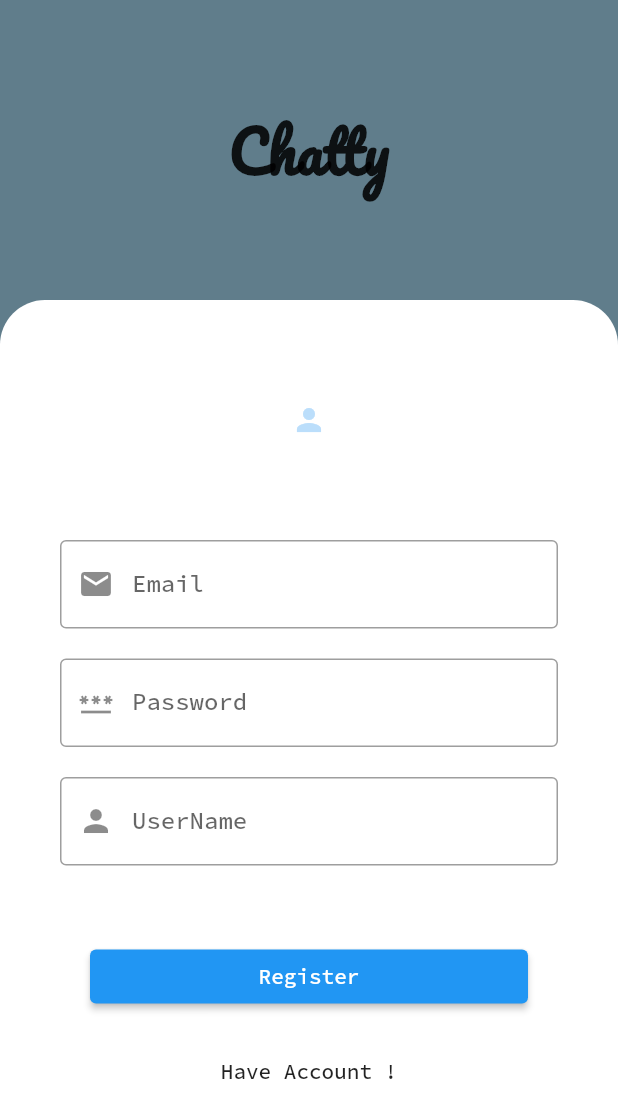
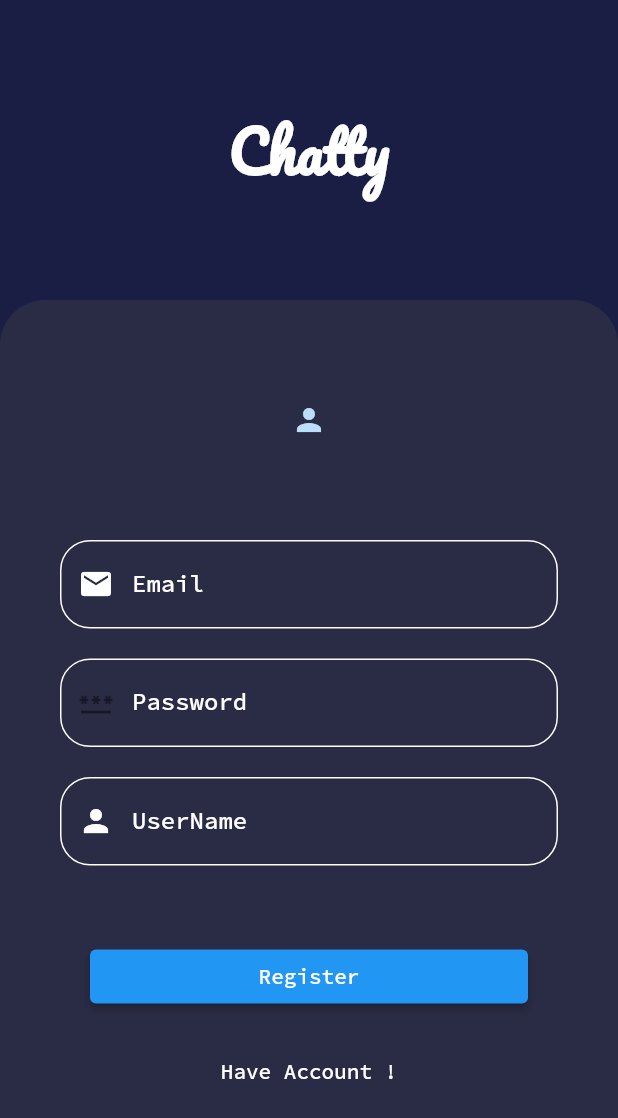
Before and after one commit to Dallasson/chatApp, a Flutter app: the screen it shows after launch, after a tap on "No Account!", on a phone screen of 412 x 824 dp. Shown: the top 1118 px of the screen. Run offline on Flutter 3.47's test engine with Material 2 defaults, Android fonts, the phone set to English and light mode, and no system bars; our stand-ins replace firebase_auth, firebase_core, firebase_database, firebase_storage, flutter_local_notifications, fluttertoast and 1 more; accounts and stored records are empty.

Commit message:
chatty app

```diff
--- a/lib/chat/friends.dart
+++ b/lib/chat/friends.dart
@@ -27,9 +27,9 @@ class _FriendsPageState extends State<FriendsPage> {
             child: Column(
               mainAxisAlignment: MainAxisAlignment.center,
               children: [
-                Image.asset('assets/images/error.png',height: 70,width: 70,),
+                Image.asset('assets/images/error.png',height: 70,width: 70,color: Colors.white,),
                 SizedBox(height: 5,),
-                Text('Nothing Found')
+                Text('Nothing Found',style: TextStyle(color: Colors.white),)
               ],
             ),
           );
--- a/lib/chat/private.dart
+++ b/lib/chat/private.dart
@@ -25,6 +25,7 @@ class _PrivateChatPageState extends State<PrivateChatPage> {
     list.clear();
     return Scaffold(
       appBar: AppBar(
+        backgroundColor: Color(0xFF1b1e44),
         title: Text('Private Chat'),
         automaticallyImplyLeading: false,
       ),
@@ -39,9 +40,9 @@ class _PrivateChatPageState extends State<PrivateChatPage> {
                       child: Column(
                         mainAxisAlignment: MainAxisAlignment.center,
                         children: [
-                          Image.asset('assets/images/error.png',height: 70,width: 70,),
+                          Image.asset('assets/images/error.png',height: 70,width: 70,color: Colors.white,),
                           SizedBox(height: 5,),
-                          Text('Nothing Found')
+                          Text('Nothing Found',style: TextStyle(color: Colors.white),)
                         ],
                       ),
                     );
--- a/lib/main.dart
+++ b/lib/main.dart
@@ -10,6 +10,7 @@ void main() async {
   await Firebase.initializeApp();
   runApp(MaterialApp(
     home: MyApp(),
+    theme: new ThemeData(scaffoldBackgroundColor: const Color(0xFF1b1e44)),
     debugShowCheckedModeBanner: false,
   ));
 }
--- a/lib/screens/auth/login.dart
+++ b/lib/screens/auth/login.dart
@@ -25,19 +25,19 @@ class _LoginScreenState extends State<LoginScreen> {
   @override
   Widget build(BuildContext context) {
     return Scaffold(
-      backgroundColor: Colors.blueGrey,
+      backgroundColor: Color(0xFF1b1e44),
       body: Column(
         children: [
           Container(
             height: 200,
             child: Center(
-              child: Text('Chatty',style: TextStyle(fontSize: 38,fontWeight: FontWeight.bold,fontFamily: 'pacifico'),),
+              child: Text('Chatty',style: TextStyle(fontSize: 38,fontWeight: FontWeight.bold,color : Colors.white,fontFamily: 'pacifico'),),
             ),
           ),
           Expanded(
             child: Container(
               decoration: BoxDecoration(
-                  color: Colors.white,
+                  color: Color(0xff2a2b44),
                   borderRadius: BorderRadius.only(topLeft: Radius.circular(30),topRight: Radius.circular(30))
               ),
               child: SingleChildScrollView(
@@ -51,10 +51,15 @@ class _LoginScreenState extends State<LoginScreen> {
                         child: TextFormField(
                           controller: _emailController,
                           decoration: InputDecoration(
-                              border: OutlineInputBorder(),
-                              prefixIcon: Icon(Icons.email),
+                              enabledBorder : OutlineInputBorder(
+                                borderSide: BorderSide(
+                                  color: Colors.white
+                                ),
+                                borderRadius: BorderRadius.circular(20)
+                              ),
+                              prefixIcon: Icon(Icons.email,color: Colors.white,),
                               labelText: 'Email',
-                              labelStyle: TextStyle(fontFamily: 'source')
+                              labelStyle: TextStyle(fontFamily: 'source',color: Colors.white)
                           ),
                         ),
                       ),
@@ -67,10 +72,15 @@ class _LoginScreenState extends State<LoginScreen> {
                           controller: _passwordController,
                           obscureText: true,
                           decoration: InputDecoration(
-                              border: OutlineInputBorder(),
-                              prefixIcon: Icon(Icons.password_outlined),
+                              enabledBorder : OutlineInputBorder(
+                                  borderSide: BorderSide(
+                                      color: Colors.white
+                                  ),
+                                  borderRadius: BorderRadius.circular(20)
+                              ),
+                              prefixIcon: Icon(Icons.password_outlined,color: Colors.white,),
                               labelText: 'Password',
-                              labelStyle: TextStyle(fontFamily: 'source')
+                              labelStyle: TextStyle(fontFamily: 'source',color: Colors.white)
                           ),
                         ),
                       ),
@@ -82,7 +92,7 @@ class _LoginScreenState extends State<LoginScreen> {
                         onTap: (){
                           Navigator.push(context, MaterialPageRoute(builder: (context) => PasswordRecoveryPage()));
                         },
-                        child: Text('Forgot Password !',style: TextStyle(fontFamily: 'source'),),
+                        child: Text('Forgot Password !',style: TextStyle(fontFamily: 'source',color: Colors.white),),
                       ),
                     ),
                     SizedBox(height: 50,),
@@ -108,7 +118,7 @@ class _LoginScreenState extends State<LoginScreen> {
                         onTap: (){
                           Navigator.push(context, MaterialPageRoute(builder: (context) => RegistrationPage()));
                         },
-                        child: Text('No Account!',style: TextStyle(fontFamily: 'source'),),
+                        child: Text('No Account!',style: TextStyle(fontFamily: 'source',color: Colors.white),),
                       ),
                     ),
                   ],
--- a/lib/screens/auth/registration.dart
+++ b/lib/screens/auth/registration.dart
@@ -58,19 +58,19 @@ class _RegistrationPageState extends State<RegistrationPage> {
   @override
   Widget build(BuildContext context) {
     return Scaffold(
-      backgroundColor: Colors.blueGrey,
+      backgroundColor: Color(0xFF1b1e44),
       body:  Column(
         children: [
           Container(
             height: 200,
             child: Center(
-              child: Text('Chatty',style: TextStyle(fontSize: 38,fontWeight: FontWeight.bold,fontFamily: 'pacifico'),),
+              child: Text('Chatty',style: TextStyle(color: Colors.white,fontSize: 38,fontWeight: FontWeight.bold,fontFamily: 'pacifico'),),
             ),
           ),
           Expanded(
             child : Container(
               decoration: BoxDecoration(
-                  color: Colors.white,
+                  color: Color(0xff2a2b44),
                   borderRadius: BorderRadius.only(topLeft: Radius.circular(30),topRight: Radius.circular(30))
               ),
               child: Padding(
@@ -100,10 +100,15 @@ class _RegistrationPageState extends State<RegistrationPage> {
                           child: TextFormField(
                             controller: _emailController,
                             decoration: InputDecoration(
-                                border: OutlineInputBorder(),
-                                prefixIcon: Icon(Icons.email),
+                                enabledBorder : OutlineInputBorder(
+                                    borderSide: BorderSide(
+                                        color: Colors.white
+                                    ),
+                                    borderRadius: BorderRadius.circular(20)
+                                ),
+                                prefixIcon: Icon(Icons.email,color: Colors.white,),
                                 labelText: 'Email',
-                                labelStyle: TextStyle(fontFamily: 'source')
+                                labelStyle: TextStyle(fontFamily: 'source',color: Colors.white)
                             ),
                           ),
                         ),
@@ -116,10 +121,15 @@ class _RegistrationPageState extends State<RegistrationPage> {
                             controller: _passwordController,
                             obscureText: true,
                             decoration: InputDecoration(
-                                border: OutlineInputBorder(),
+                                enabledBorder : OutlineInputBorder(
+                                    borderSide: BorderSide(
+                                        color: Colors.white
+                                    ),
+                                    borderRadius: BorderRadius.circular(20)
+                                ),
                                 prefixIcon: Icon(Icons.password_outlined),
                                 labelText: 'Password',
-                                labelStyle: TextStyle(fontFamily: 'source')
+                                labelStyle: TextStyle(fontFamily: 'source',color: Colors.white)
                             ),
                           ),
                         ),
@@ -131,10 +141,15 @@ class _RegistrationPageState extends State<RegistrationPage> {
                           child: TextFormField(
                             controller: _userNameController,
                             decoration: InputDecoration(
-                                border: OutlineInputBorder(),
-                                prefixIcon: Icon(Icons.person),
+                                enabledBorder : OutlineInputBorder(
+                                    borderSide: BorderSide(
+                                        color: Colors.white
+                                    ),
+                                    borderRadius: BorderRadius.circular(20)
+                                ),
+                                prefixIcon: Icon(Icons.person,color: Colors.white,),
                                 labelText: 'UserName',
-                                labelStyle: TextStyle(fontFamily: 'source')
+                                labelStyle: TextStyle(fontFamily: 'source',color: Colors.white)
                             ),
                           ),
                         ),
@@ -170,7 +185,7 @@ class _RegistrationPageState extends State<RegistrationPage> {
                           },
                           child: Padding(
                             padding: const EdgeInsets.only(bottom: 10),
-                            child: Text('Have Account !',style: TextStyle(fontFamily: 'source'),),
+                            child: Text('Have Account !',style: TextStyle(fontFamily: 'source',color: Colors.white),),
                           ),
                         ),
                       ),
```
Also changed, not shown: lib/chat/profile.dart (+6 -6 lines), lib/chat/public.dart (+14 -12 lines), lib/chat/requests.dart (+6 -5 lines), lib/models/notification.dart (added, +11 -0 lines), lib/screens/auth/password_recovery.dart (+12 -7 lines), lib/screens/home.dart (+12 -6 lines).
